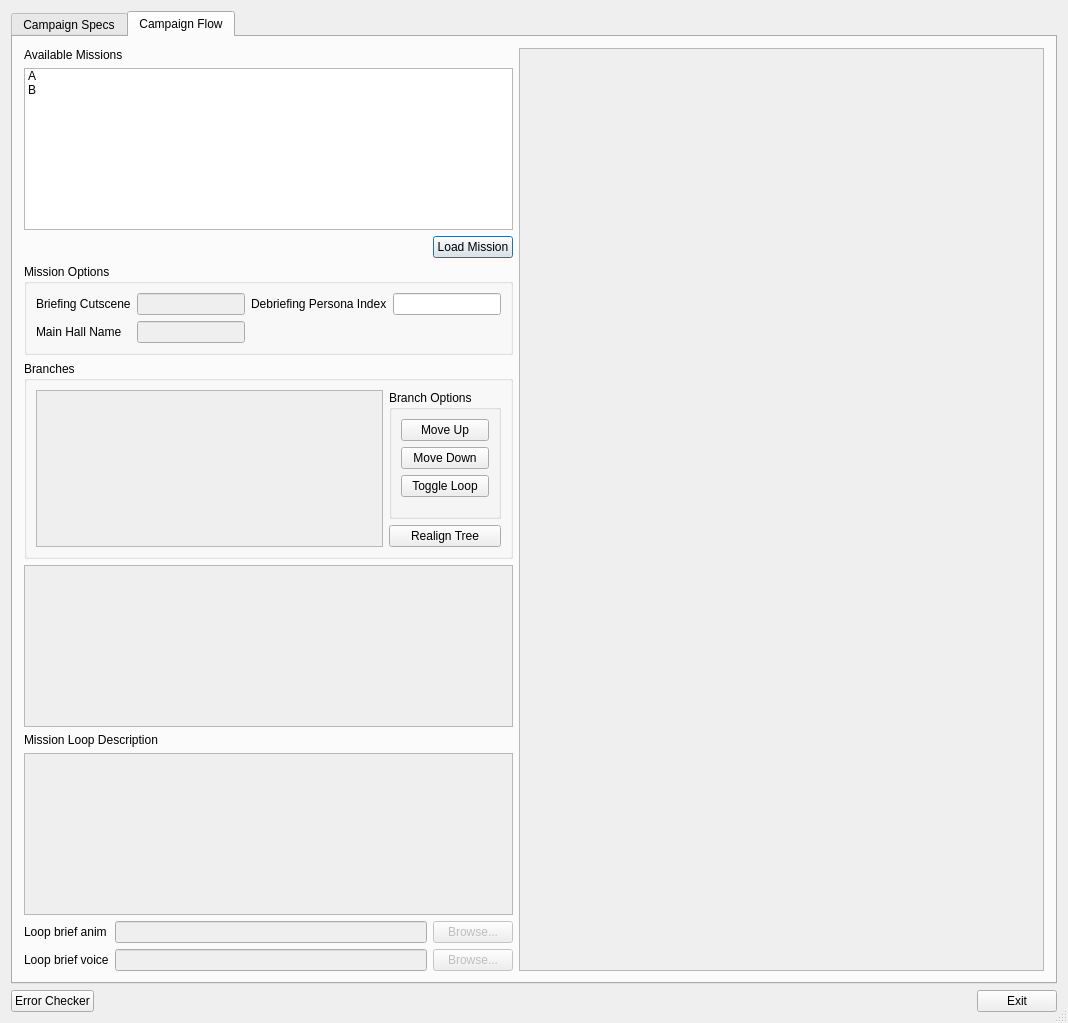
First picture: the form in qtfred/ui/CampaignEditorDialog.ui, repository scp-fs2open/fs2open.github.com, before the edit.
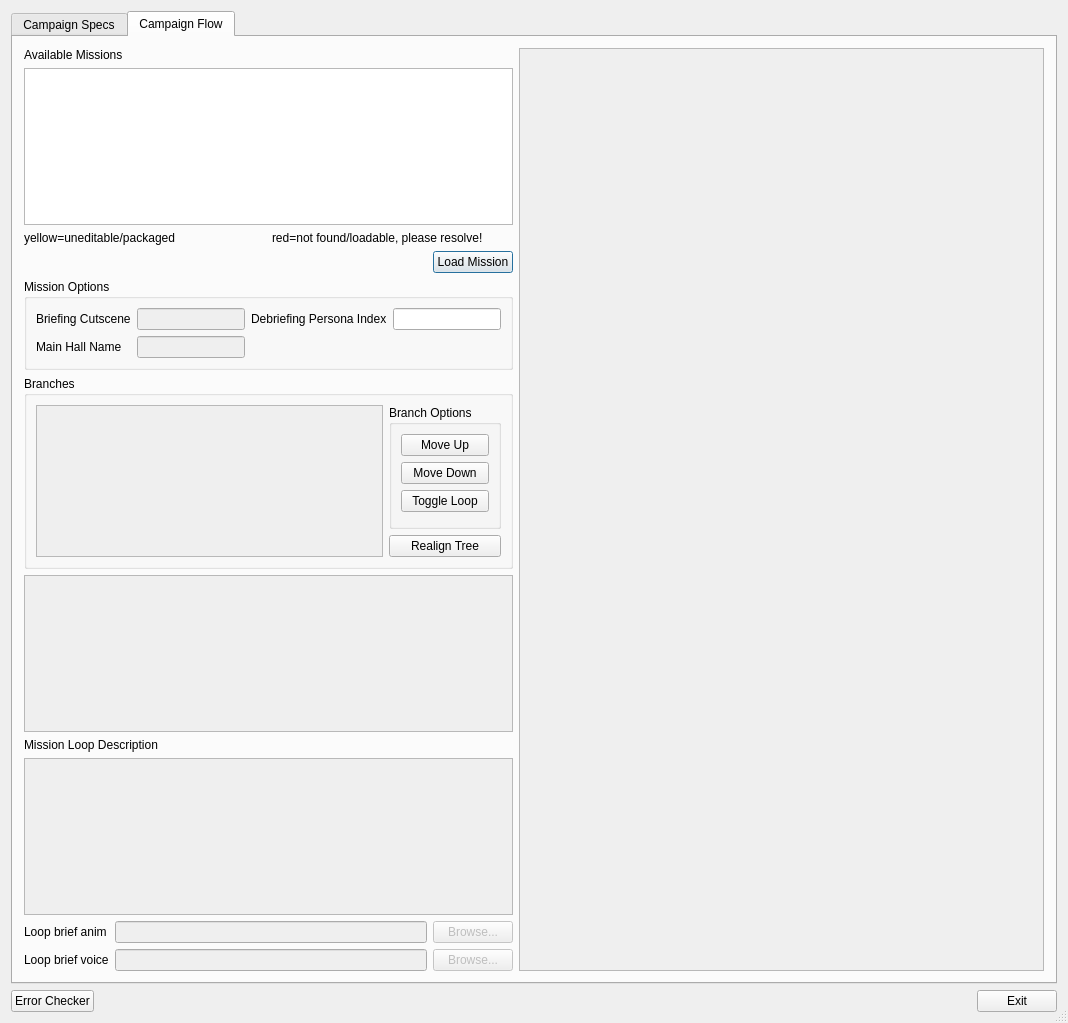
Second picture: the form after the edit. The open tabs and pages were chosen to show the change.

Commit message:
Create available mission list
Unlike FRED, I'm using a checked list of all
missions, not a simple list of the unused ones.
I'm showing uneditable / packaged missions
in yellow, missing / unloadable missions in red.
Also keeping missions loaded.

```diff
--- a/qtfred/ui/CampaignEditorDialog.ui
+++ b/qtfred/ui/CampaignEditorDialog.ui
@@ -164,7 +164,7 @@
         <number>11</number>
        </property>
        <item>
-        <layout class="QVBoxLayout" name="editorControls" stretch="0,0,0,0,0,0,0,0,0,1">
+        <layout class="QVBoxLayout" name="editorControls" stretch="0,0,0,0,0,0,0,0,0,0,1">
          <item>
           <widget class="QLabel" name="lblMissions">
            <property name="text">
@@ -173,7 +173,7 @@
           </widget>
          </item>
          <item>
-          <widget class="QListWidget" name="listMissions">
+          <widget class="QListView" name="lstMissions">
            <property name="sizePolicy">
             <sizepolicy hsizetype="MinimumExpanding" vsizetype="Preferred">
              <horstretch>0</horstretch>
@@ -186,17 +186,25 @@
            <property name="editTriggers">
             <set>QAbstractItemView::NoEditTriggers</set>
            </property>
+          </widget>
+         </item>
            <item>
+          <layout class="QHBoxLayout" name="lstMissionDescr">
+           <item>
+            <widget class="QLabel" name="lblMissionDescr1">
             <property name="text">
-             <string>A</string>
-            </property>
+              <string>yellow=uneditable/packaged</string>
+             </property>
+            </widget>
            </item>
            <item>
+            <widget class="QLabel" name="lblMissionDescr2">
             <property name="text">
-             <string>B</string>
-            </property>
-           </item>
-          </widget>
+              <string>red=not found/loadable, please resolve!</string>
+             </property>
+            </widget>
+           </item>
+          </layout>
          </item>
          <item>
           <layout class="QHBoxLayout" name="layoutLoadMission">
```
Left out of the diff: 2 changed lines with no effect on the pictures. Lines whose indentation alone changed are shown as unchanged. The commit also changes 4 other files.
